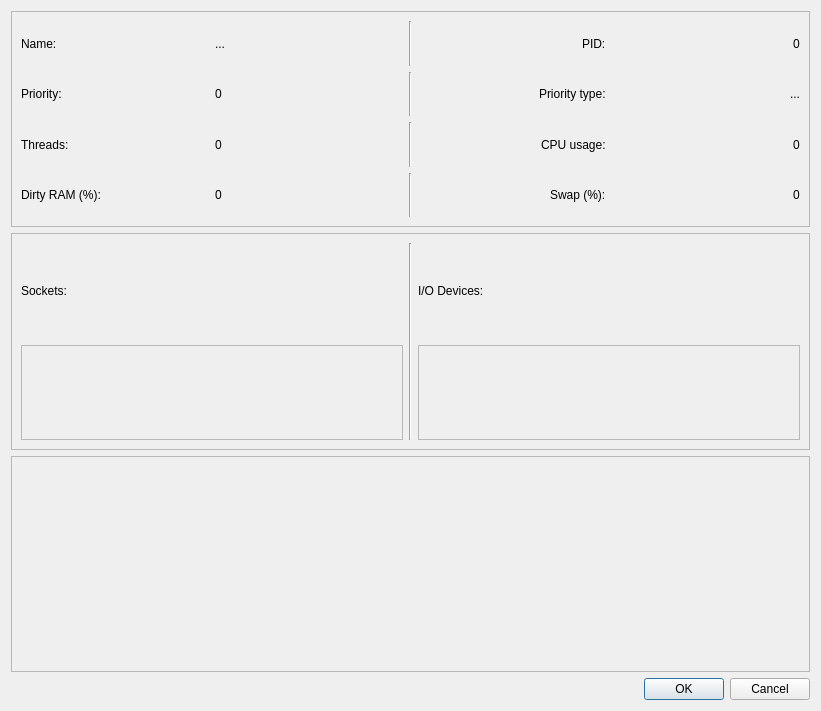
The window that gui/process.ui (ViDaProjects/TaskManager) describes before a commit, drawn with Qt 5.
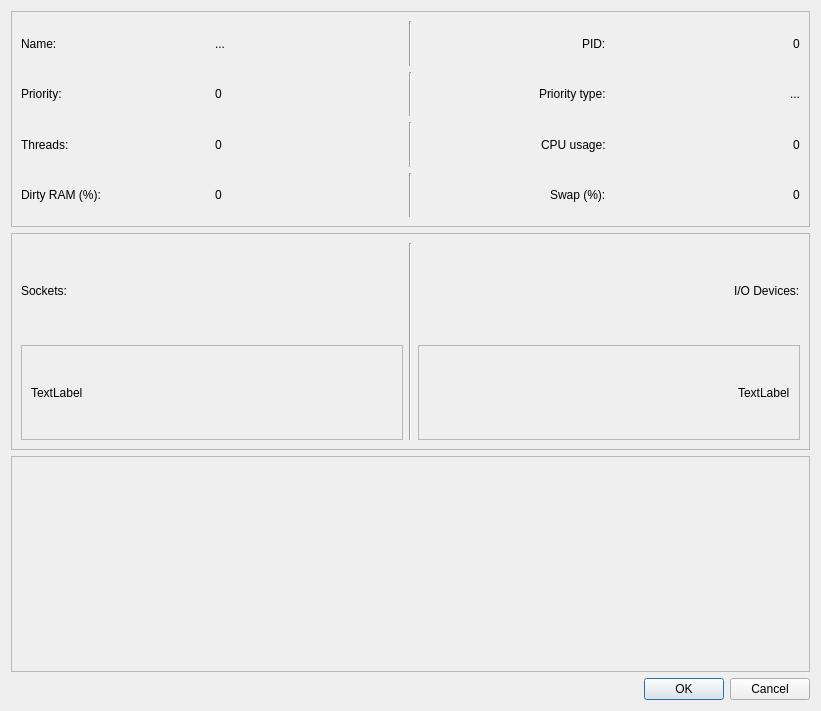
The same window after the commit.

```diff
--- a/gui/process.ui
+++ b/gui/process.ui
@@ -337,6 +337,15 @@
               <property name="frameShadow">
                <enum>QFrame::Shadow::Raised</enum>
               </property>
+              <layout class="QVBoxLayout" name="verticalLayout_6">
+               <item>
+                <widget class="QLabel" name="label_10">
+                 <property name="text">
+                  <string>TextLabel</string>
+                 </property>
+                </widget>
+               </item>
+              </layout>
              </widget>
             </item>
            </layout>
@@ -370,7 +379,7 @@
             <property name="bottomMargin">
              <number>0</number>
             </property>
-            <item>
+            <item alignment="Qt::AlignmentFlag::AlignRight">
              <widget class="QLabel" name="label_6">
               <property name="text">
                <string>I/O Devices:</string>
@@ -385,6 +394,15 @@
               <property name="frameShadow">
                <enum>QFrame::Shadow::Raised</enum>
               </property>
+              <layout class="QVBoxLayout" name="verticalLayout_7">
+               <item alignment="Qt::AlignmentFlag::AlignRight">
+                <widget class="QLabel" name="label_12">
+                 <property name="text">
+                  <string>TextLabel</string>
+                 </property>
+                </widget>
+               </item>
+              </layout>
              </widget>
             </item>
            </layout>
```
Left out of the diff: 2 changed lines with no effect on the pictures.
